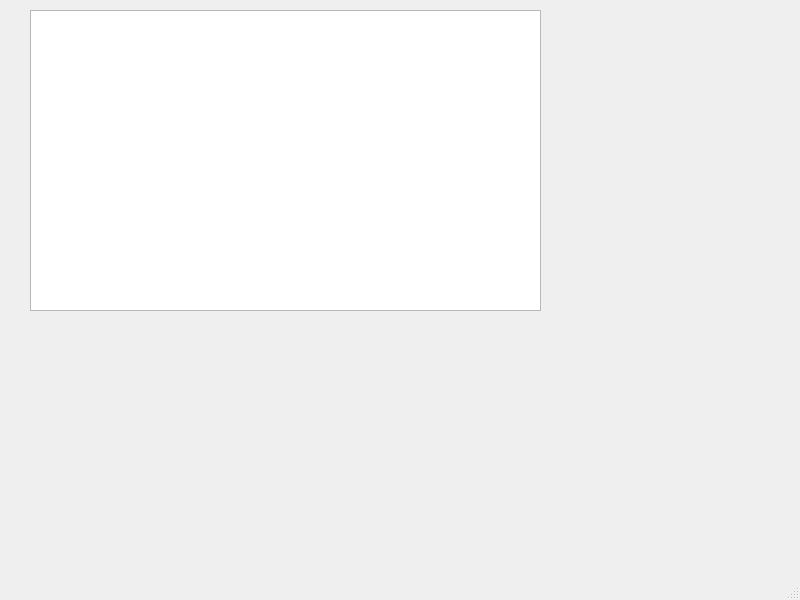
This is Spider/mainwindow.ui in valenjess/Inf_2-Videojuego as Qt 5 draws it before an edit. The edited form follows.
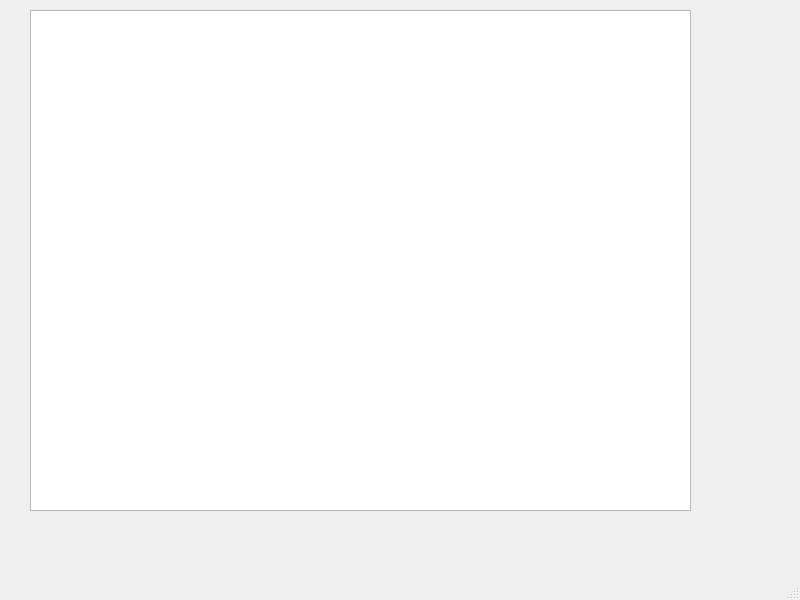
This is the edited form.

Patch:
```diff
--- a/Spider/mainwindow.ui
+++ b/Spider/mainwindow.ui
@@ -19,8 +19,8 @@
      <rect>
       <x>30</x>
       <y>10</y>
-      <width>511</width>
-      <height>301</height>
+      <width>661</width>
+      <height>501</height>
      </rect>
     </property>
    </widget>
```
